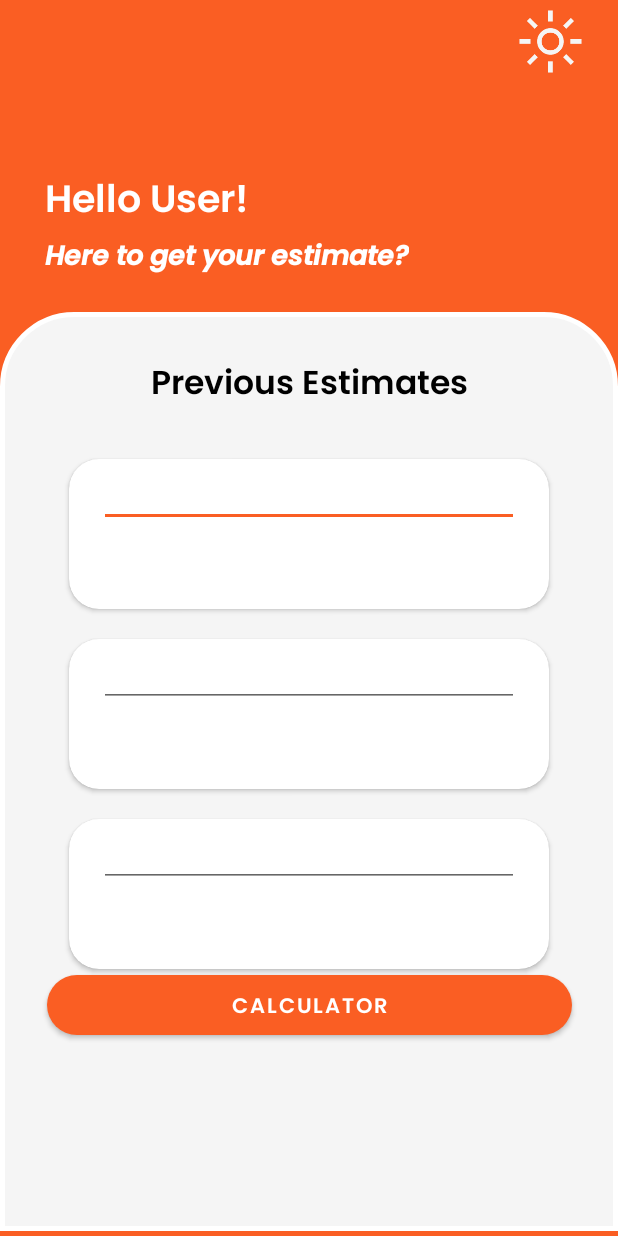
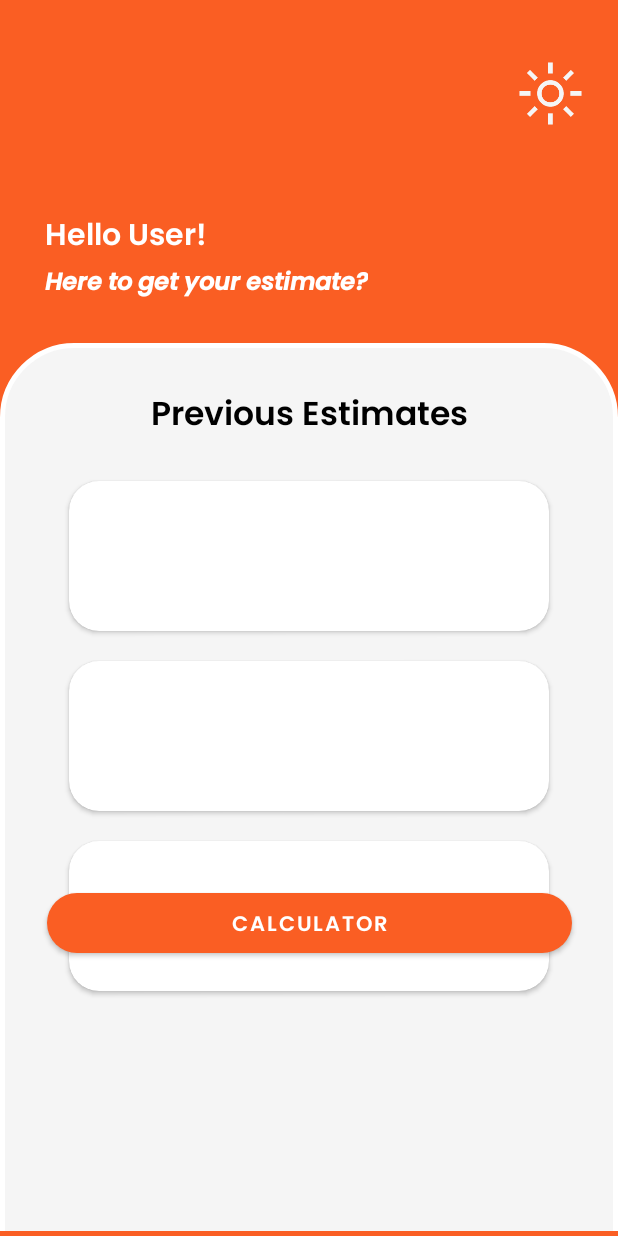
Before and after one commit to ro-neil/solcalc, an Android app: the layout activity_main.xml on its own in the app's theme, with its tools: preview values and no code run, on a phone screen of 412 x 824 dp. Run offline under Robolectric (Android 15) with nearby library versions, the phone set to English and light mode, and no system bars.

Commit message:
Error in plan 1 main activity. Backup plan still works.

```diff
--- a/app/src/main/AndroidManifest.xml
+++ b/app/src/main/AndroidManifest.xml
@@ -13,10 +13,10 @@
             android:name=".EstimateActivity"
             android:exported="false" />
         <activity
-            android:name=".MainActivity"
+            android:name=".CalculatorActivity"
             android:exported="false" />
         <activity
-            android:name=".CalculatorActivity"
+            android:name=".MainActivity"
             android:exported="true">
             <intent-filter>
                 <action android:name="android.intent.action.MAIN" />
--- a/app/src/main/java/com/example/solcalc/MainActivity.kt
+++ b/app/src/main/java/com/example/solcalc/MainActivity.kt
@@ -16,79 +16,79 @@ class MainActivity : AppCompatActivity() {
 
     override fun onCreate(savedInstanceState: Bundle?) {
         super.onCreate(savedInstanceState)
-        setContentView(R.layout.activity_main)
+        setContentView(R.layout.activity_landing)
 
-        val editClientName: TextView = findViewById(R.id.ClientName)
-        val editClientAddress: TextView = findViewById(R.id.client_address)
-        val editClientTotal: TextView = findViewById(R.id.client_total)
-
-        val editClientName2: TextView = findViewById(R.id.ClientName2)
-        val editClientAddress2: TextView = findViewById(R.id.client_address2)
-        val editClientTotal2: TextView = findViewById(R.id.client_total2)
-
-        val editClientName3: TextView = findViewById(R.id.ClientName3)
-        val editClientAddress3: TextView = findViewById(R.id.client_address3)
-        val editClientTotal3: TextView = findViewById(R.id.client_total3)
-
-        estimateViewModel = ViewModelProvider(this@MainActivity).get(EstimateViewModel::class.java)
-
-        // Get Last Three Clients
-        val clients = estimateViewModel.getLastThreeClients()
-
-        if(clients.isNotEmpty()) {
-
-            // Store reference to Client 1 retrieved from DB
-            var clientName: String = clients[0].name
-            var clientAddress: String = clients[0].addr
-            var clientTotal: Double = estimateViewModel.getEstimate(clients[0].cid).totalCost
-
-            // Update UI with DB values
-            editClientName.text = clientName
-            editClientAddress.text = clientAddress
-            editClientTotal.text = clientTotal.toString()
-
-            try {
-                // Store reference to Client 2 retrieved from DB
-                clientName = clients[1].name
-                clientAddress = clients[1].addr
-                clientTotal = estimateViewModel.getEstimate(clients[1].cid).totalCost
-
-                // Update UI with DB values
-                editClientName2.text = clientName
-                editClientAddress2.text = clientAddress
-                editClientTotal2.text = clientTotal.toString()
-            } catch (e: Exception){
-                editClientName2.text = "-"
-                editClientAddress2.text = "-"
-                editClientTotal2.text = "-"
-            }
-
-            try {
-                // Store reference to Client 3 retrieved from DB
-                clientName = clients[2].name
-                clientAddress = clients[2].addr
-                clientTotal = estimateViewModel.getEstimate(clients[2].cid).totalCost
-
-                // Update UI with DB values
-                editClientName3.text = clientName
-                editClientAddress3.text = clientAddress
-                editClientTotal3.text = clientTotal.toString()
-            } catch(e: Exception){
-                editClientName3.text = "-"
-                editClientAddress3.text = "-"
-                editClientTotal3.text = "-"
-            }
-        } else {
-            editClientName.text = "-"
-            editClientAddress.text = "-"
-            editClientTotal.text = "-"
-            editClientName2.text = "-"
-            editClientAddress2.text = "-"
-            editClientTotal2.text = "-"
-            editClientName3.text = "-"
-            editClientAddress3.text = "-"
-            editClientTotal3.text = "-"
-        }
+//        val editClientName: TextView = findViewById(R.id.ClientName)
+//        val editClientAddress: TextView = findViewById(R.id.client_address)
+//        val editClientTotal: TextView = findViewById(R.id.client_total)
+//
+//        val editClientName2: TextView = findViewById(R.id.ClientName2)
+//        val editClientAddress2: TextView = findViewById(R.id.client_address2)
+//        val editClientTotal2: TextView = findViewById(R.id.client_total2)
+//
+//        val editClientName3: TextView = findViewById(R.id.ClientName3)
+//        val editClientAddress3: TextView = findViewById(R.id.client_address3)
+//        val editClientTotal3: TextView = findViewById(R.id.client_total3)
+//
+//        estimateViewModel = ViewModelProvider(this@MainActivity).get(EstimateViewModel::class.java)
+//
+//        // Get Last Three Clients
+//        val clients = estimateViewModel.getLastThreeClients()
+//
+//        if(clients.isNotEmpty()) {
+//
+//            // Store reference to Client 1 retrieved from DB
+//            var clientName: String = clients[0].name
+//            var clientAddress: String = clients[0].addr
+//            var clientTotal: Double = estimateViewModel.getEstimate(clients[0].cid).totalCost
+//
+//            // Update UI with DB values
+//            editClientName.text = clientName
+//            editClientAddress.text = clientAddress
+//            editClientTotal.text = clientTotal.toString()
+//
+//            try {
+//                // Store reference to Client 2 retrieved from DB
+//                clientName = clients[1].name
+//                clientAddress = clients[1].addr
+//                clientTotal = estimateViewModel.getEstimate(clients[1].cid).totalCost
+//
+//                // Update UI with DB values
+//                editClientName2.text = clientName
+//                editClientAddress2.text = clientAddress
+//                editClientTotal2.text = clientTotal.toString()
+//            } catch (e: Exception){
+//                editClientName2.text = "-"
+//                editClientAddress2.text = "-"
+//                editClientTotal2.text = "-"
+//            }
+//
+//            try {
+//                // Store reference to Client 3 retrieved from DB
+//                clientName = clients[2].name
+//                clientAddress = clients[2].addr
+//                clientTotal = estimateViewModel.getEstimate(clients[2].cid).totalCost
+//
+//                // Update UI with DB values
+//                editClientName3.text = clientName
+//                editClientAddress3.text = clientAddress
+//                editClientTotal3.text = clientTotal.toString()
+//            } catch(e: Exception){
+//                editClientName3.text = "-"
+//                editClientAddress3.text = "-"
+//                editClientTotal3.text = "-"
+//            }
+//        } else {
+//            editClientName.text = "-"
+//            editClientAddress.text = "-"
+//            editClientTotal.text = "-"
+//            editClientName2.text = "-"
+//            editClientAddress2.text = "-"
+//            editClientTotal2.text = "-"
+//            editClientName3.text = "-"
+//            editClientAddress3.text = "-"
+//            editClientTotal3.text = "-"
+//        }
 
 
         val calcBtn : Button = findViewById(R.id.calc_button)
--- a/app/src/main/res/layout/activity_main.xml
+++ b/app/src/main/res/layout/activity_main.xml
@@ -12,6 +12,8 @@
         android:layout_height="wrap_content"
         android:layout_row="2"
         android:layout_column="3"
+        android:layout_marginTop="12dp"
+        app:layout_constraintBottom_toTopOf="@+id/linearLayout2"
         app:layout_constraintTop_toTopOf="parent"
         tools:layout_editor_absoluteX="16dp">
 
@@ -26,28 +28,30 @@
     </Toolbar>
 
     <LinearLayout
+        android:id="@+id/linearLayout2"
         android:layout_width="match_parent"
         android:layout_height="707dp"
         android:layout_marginTop="110dp"
         android:background="@color/orange"
         android:orientation="vertical"
-        app:layout_constraintTop_toTopOf="parent"
         app:layout_constraintBottom_toBottomOf="parent"
+        app:layout_constraintEnd_toEndOf="parent"
         app:layout_constraintEnd_toStartOf="parent"
-        app:layout_constraintEnd_toEndOf="parent">
+        app:layout_constraintTop_toTopOf="parent">
 
 
         <TextView
             android:id="@+id/hello_label"
+            android:layout_marginTop="28dp"
             android:layout_width="wrap_content"
             android:layout_height="wrap_content"
             android:layout_gravity="start"
             android:layout_marginStart="30dp"
             android:fontFamily="@font/poppins_semibold"
+            android:text="@string/user_greeting"
             android:textColor="@color/white"
-            android:textSize="25sp"
-            android:textStyle="bold"
-            tools:text="Hello User!" />
+            android:textSize="20sp"
+            android:textStyle="bold" />
 
         <TextView
             android:layout_width="wrap_content"
@@ -56,24 +60,24 @@
             android:layout_marginStart="30dp"
             android:fontFamily="@font/poppins_semibolditalic"
             android:textColor="@color/white"
-            android:textSize="18sp"
+            android:textSize="16sp"
             android:textStyle="bold"
             tools:layout_editor_absoluteX="154dp"
             tools:layout_editor_absoluteY="90dp"
-            tools:text="Here to get your estimate?" />
+            android:text="@string/estimate_question" />
 
         <GridLayout
             android:layout_width="match_parent"
-            android:layout_height="match_parent"
+            android:layout_height="609dp"
+            android:layout_marginTop="25dp"
+            android:background="@drawable/layout_bg"
+            android:columnCount="1"
+            android:padding="30dp"
             android:rowCount="5"
-            android:columnCount="1"
-            android:background="@drawable/layout_bg"
-            android:layout_marginTop="20dp"
-            android:padding="30dp"
-            app:layout_constraintTop_toTopOf="parent"
             app:layout_constraintBottom_toBottomOf="parent"
+            app:layout_constraintEnd_toEndOf="parent"
             app:layout_constraintEnd_toStartOf="parent"
-            app:layout_constraintEnd_toEndOf="parent">
+            app:layout_constraintTop_toTopOf="parent">
 
             <TextView
                 android:id="@+id/previous_estimate_label"
@@ -82,180 +86,167 @@
                 android:layout_gravity="center"
                 android:layout_marginBottom="20dp"
                 android:fontFamily="@font/poppins_semibold"
+                android:text="@string/prev_estimate"
                 android:textColor="@color/black"
                 android:textSize="22sp"
                 android:textStyle="bold"
                 tools:layout_editor_absoluteX="154dp"
-                tools:layout_editor_absoluteY="90dp"
-                tools:text="Previous Estimates" />
+                tools:layout_editor_absoluteY="90dp" />
 
             <androidx.cardview.widget.CardView
                 android:layout_width="320dp"
                 android:layout_height="100dp"
                 android:layout_gravity="center"
-                android:layout_marginTop="10dp"
+                android:layout_margin="10dp"
+                android:layout_marginTop="4dp"
+                android:elevation="10dp"
                 android:padding="30dp"
-                android:layout_margin="10dp"
-                android:elevation="10dp"
                 app:cardCornerRadius="20dp">
 
-                <EditText
+                <TextView
                     android:id="@+id/ClientName"
                     android:layout_width="wrap_content"
                     android:layout_height="wrap_content"
-                    android:textStyle="bold"
-                    android:ems="15"
                     android:layout_marginLeft="20dp"
                     android:layout_marginRight="20dp"
+                    android:ems="15"
                     android:inputType="textPersonName"
-                    android:text=""/>
+                    android:layout_marginTop="6dp"
+                    android:text=""
+                    android:textStyle="bold"
+                    android:textSize="17sp"/>
 
-                <View
-                    android:layout_width="250dp"
-                    android:layout_height="2dp"
-                    android:background="@color/black"
-                    android:layout_marginTop="40dp"
-                    android:layout_marginLeft="20dp"
-                    android:layout_marginRight="20dp"/>
-
-                <EditText
+                <TextView
                     android:id="@+id/client_address"
                     android:layout_width="match_parent"
                     android:layout_height="wrap_content"
-                    android:text=""
-                    android:ems="10"
-                    android:textSize="17sp"
+                    android:layout_row="0"
+                    android:layout_column="3"
+                    android:layout_marginLeft="20dp"
                     android:layout_marginTop="40dp"
-                    android:layout_marginLeft="20dp"
                     android:layout_marginRight="20dp"
                     android:background="@color/white"
-                    android:inputType="textPostalAddress" />
+                    android:ems="10"
+                    android:inputType="textPostalAddress"
+                    android:text=""
+                    android:textSize="17sp"
+                    tools:ignore="GridLayout" />
 
-                <EditText
+                <TextView
                     android:id="@+id/client_total"
                     android:layout_width="match_parent"
                     android:layout_height="wrap_content"
-                    android:textSize="17sp"
-                    android:text=""
-                    android:ems="10"
+                    android:layout_marginLeft="20dp"
                     android:layout_marginTop="65dp"
-                    android:layout_marginLeft="20dp"
                     android:layout_marginRight="20dp"
                     android:background="@color/white"
-                    android:inputType="textShortMessage" />
+                    android:ems="10"
+                    android:inputType="textShortMessage"
+                    android:text=""
+                    android:textSize="17sp" />
             </androidx.cardview.widget.CardView>
 
             <androidx.cardview.widget.CardView
                 android:layout_width="320dp"
                 android:layout_height="100dp"
                 android:layout_gravity="center"
+                android:layout_margin="10dp"
                 android:layout_marginTop="10dp"
+                android:elevation="10dp"
                 android:padding="30dp"
-                android:layout_margin="10dp"
-                android:elevation="10dp"
                 app:cardCornerRadius="20dp">
 
-                <EditText
+                <TextView
                     android:id="@+id/ClientName2"
                     android:layout_width="wrap_content"
                     android:layout_height="wrap_content"
-                    android:textStyle="bold"
-                    android:ems="15"
                     android:layout_marginLeft="20dp"
                     android:layout_marginRight="20dp"
+                    android:layout_marginTop="6dp"
+                    android:ems="15"
                     android:inputType="textPersonName"
-                    android:text=""/>
+                    android:text=""
+                    android:textStyle="bold"
+                    android:textSize="17sp"/>
 
-                <View
-                    android:layout_width="250dp"
-                    android:layout_height="2dp"
-                    android:background="@color/black"
-                    android:layout_marginTop="40dp"
-                    android:layout_marginLeft="20dp"
-                    android:layout_marginRight="20dp"/>
-
-                <EditText
+                <TextView
                     android:id="@+id/client_address2"
                     android:layout_width="match_parent"
                     android:layout_height="wrap_content"
-                    android:text=""
-                    android:ems="10"
-                    android:textSize="17sp"
+                    android:layout_marginLeft="20dp"
                     android:layout_marginTop="40dp"
-                    android:layout_marginLeft="20dp"
                     android:layout_marginRight="20dp"
                     android:background="@color/white"
-                    android:inputType="textPostalAddress" />
+                    android:ems="10"
+                    android:inputType="textPostalAddress"
+                    android:text=""
+                    android:textSize="17sp" />
 
-                <EditText
+                <TextView
                     android:id="@+id/client_total2"
                     android:layout_width="match_parent"
                     android:layout_height="wrap_content"
-                    android:textSize="17sp"
-                    android:text=""
-                    android:ems="10"
+                    android:layout_marginLeft="20dp"
                     android:layout_marginTop="65dp"
-                    android:layout_marginLeft="20dp"
                     android:layout_marginRight="20dp"
                     android:background="@color/white"
-                    android:inputType="textShortMessage" />
+                    android:ems="10"
+                    android:inputType="textShortMessage"
+                    android:text=""
+                    android:textSize="17sp" />
             </androidx.cardview.widget.CardView>
 
             <androidx.cardview.widget.CardView
                 android:layout_width="320dp"
                 android:layout_height="100dp"
                 android:layout_gravity="center"
+                android:layout_margin="10dp"
                 android:layout_marginTop="10dp"
+                android:elevation="10dp"
                 android:padding="30dp"
-                android:layout_margin="10dp"
-                android:elevation="10dp"
                 app:cardCornerRadius="20dp">
 
-                <EditText
+                <TextView
                     android:id="@+id/ClientName3"
                     android:layout_width="wrap_content"
                     android:layout_height="wrap_content"
-                    android:textStyle="bold"
-                    android:ems="15"
                     android:layout_marginLeft="20dp"
                     android:layout_marginRight="20dp"
+                    android:ems="15"
                     android:inputType="textPersonName"
-                    android:text=""/>
+                    android:textSize="17sp"
+                    android:layout_marginTop="6dp"
+                    android:text=""
+                    android:textStyle="bold" />
 
-                <View
-                    android:layout_width="250dp"
-                    android:layout_height="2dp"
-                    android:background="@color/black"
-                    android:layout_marginTop="40dp"
-                    android:layout_marginLeft="20dp"
-                    android:layout_marginRight="20dp"/>
-
-                <EditText
+                <TextView
                     android:id="@+id/client_address3"
                     android:layout_width="match_parent"
                     android:layout_height="wrap_content"
-                    android:text=""
-                    android:ems="10"
-                    android:textSize="17sp"
+                    android:layout_marginLeft="20dp"
                     android:layout_marginTop="40dp"
-                    android:layout_marginLeft="20dp"
                     android:layout_marginRight="20dp"
                     android:background="@color/white"
-                    android:inputType="textPostalAddress" />
+                    android:ems="10"
+                    android:inputType="textPostalAddress"
+                    android:text=""
+                    android:textSize="17sp" />
 
-                <EditText
+                <TextView
                     android:id="@+id/client_total3"
                     android:layout_width="match_parent"
                     android:layout_height="wrap_content"
-                    android:textSize="17sp"
-                    android:text=""
-                    android:ems="10"
+                    android:layout_marginLeft="20dp"
                     android:layout_marginTop="65dp"
-                    android:layout_marginLeft="20dp"
                     android:layout_marginRight="20dp"
                     android:background="@color/white"
-                    android:inputType="textShortMessage" />
+                    android:ems="10"
+                    android:inputType="textShortMessage"
+                    android:text=""
+                    android:textSize="17sp" />
             </androidx.cardview.widget.CardView>
+
+
 
         </GridLayout>
 
@@ -267,7 +258,7 @@
         android:layout_height="40dp"
         android:layout_gravity="center"
         android:layout_marginStart="5dp"
-        android:layout_marginTop="650dp"
+        android:layout_marginTop="595dp"
         android:layout_marginEnd="5dp"
         android:background="@drawable/button_bg"
         android:fontFamily="@font/poppins_semibold"
--- a/app/src/main/res/values/strings.xml
+++ b/app/src/main/res/values/strings.xml
@@ -18,4 +18,7 @@
     <string name="client_email_label">Email</string>
     <string name="sys_app">A SYSAPP PRODUCTION</string>
     <string name="calc_prompt">Get your solar power estimates right now!</string>
+    <string name="estimate_question">Here to get your estimate?</string>
+    <string name="user_greeting">Hello User!</string>
+    <string name="prev_estimate">Previous Estimates</string>
 </resources>
```
